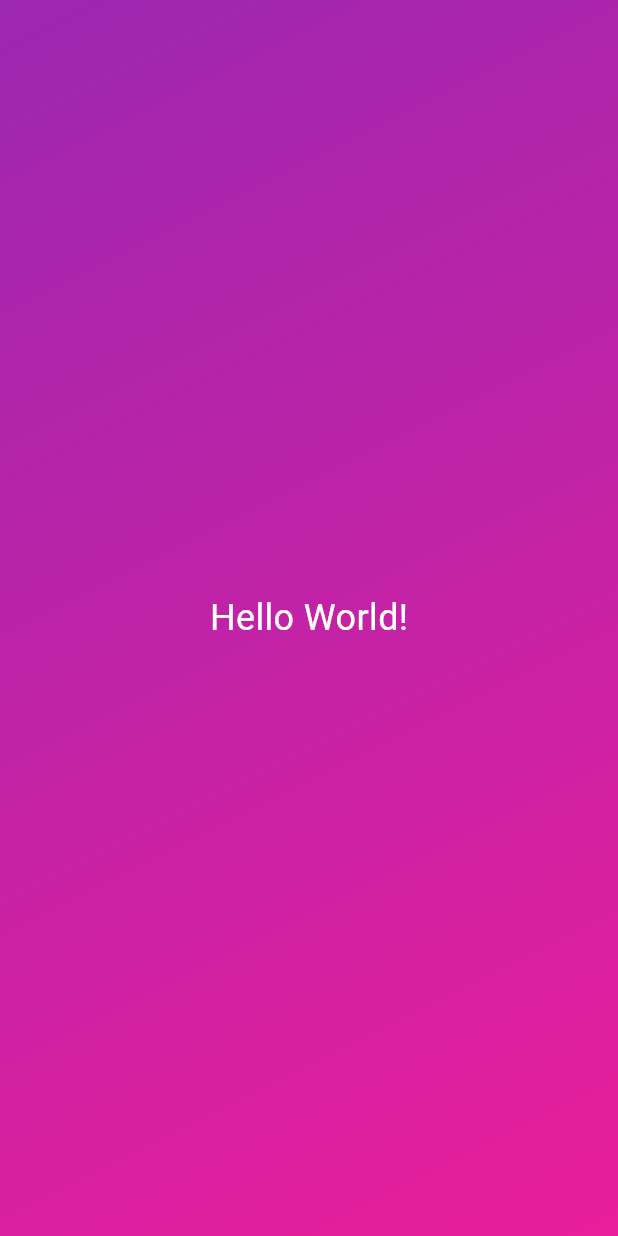
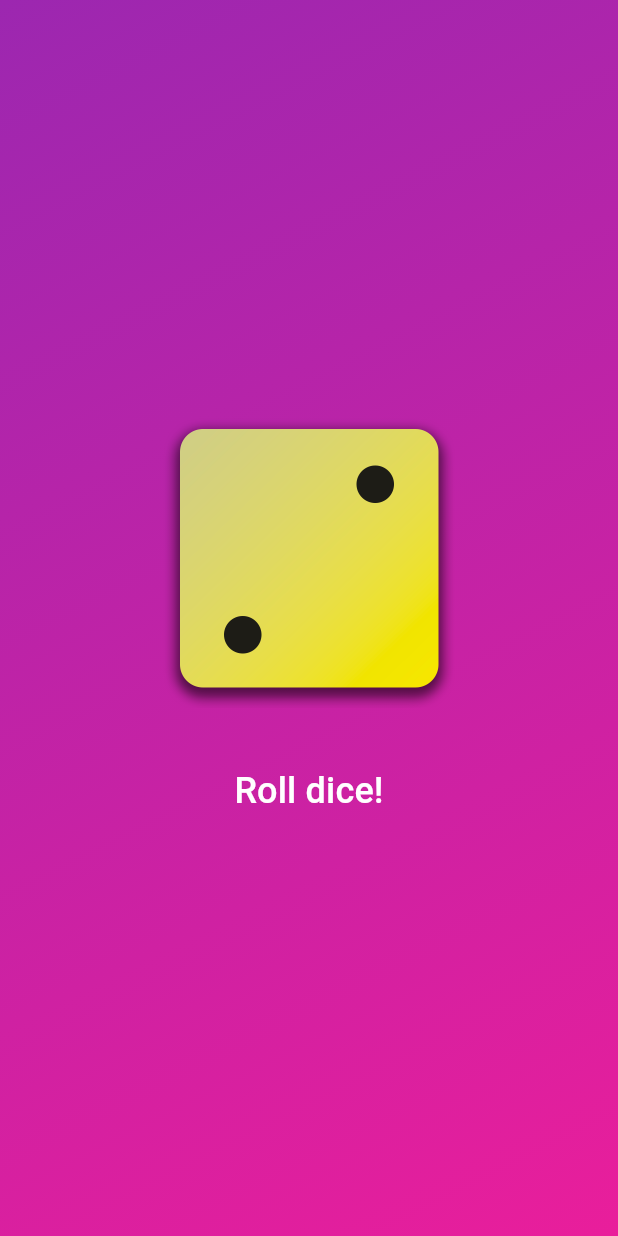
Before and after one commit to dmeher/flutter_roll_dice, a Flutter app: the screen it shows after launch, on a phone screen of 412 x 824 dp. Run offline on Flutter 3.47's test engine with Material 3 defaults, Android fonts, the phone set to English and light mode, and no system bars.

Commit message:
Added dice roll functionality

```diff
--- /dev/null
+++ b/lib/dice_roller.dart
@@ -0,0 +1,58 @@
+import 'package:flutter/material.dart';
+import 'dart:math';
+
+import 'package:roll_dice/styled_text.dart';
+
+final randomizer = Random();
+
+class DiceRoller extends StatefulWidget {
+  const DiceRoller({super.key});
+
+  @override
+  State<DiceRoller> createState() {
+    return _DiceRollerState();
+  }
+}
+
+class _DiceRollerState extends State<DiceRoller> {
+  int currentDiceImageNumber = 2;
+
+  void rollDice() {
+    var randomNumber = randomizer.nextInt(6) + 1;
+    while (randomNumber == currentDiceImageNumber) {
+      randomNumber = randomizer.nextInt(6) + 1;
+    }
+    setState(() {
+      // for (int i = 0; i < 10; i++) {
+      //   var tempRandomNumber = randomizer.nextInt(6) + 1;
+      //   Timer(const Duration(seconds: 2), () {
+      //     while (randomNumber == currentDiceImageNumber) {
+      //       randomNumber = randomizer.nextInt(6) + 1;
+      //     }
+      //     currentDiceImageNumber = randomNumber;
+      //   });
+      // }
+      currentDiceImageNumber = randomNumber;
+    });
+  }
+
+  @override
+  Widget build(BuildContext context) {
+    return Column(
+      mainAxisSize: MainAxisSize.min,
+      children: [
+        Image.asset(
+          'assets/images/dice-$currentDiceImageNumber.png',
+          width: 200,
+        ),
+        const SizedBox(
+          height: 30,
+        ),
+        TextButton(
+          onPressed: rollDice,
+          child: const StyledText('Roll dice!'),
+        )
+      ],
+    );
+  }
+}
--- /dev/null
+++ b/lib/gradient_container.dart
@@ -0,0 +1,31 @@
+import 'package:flutter/material.dart';
+import 'package:roll_dice/dice_roller.dart';
+
+const startAlignment = Alignment.topLeft;
+const endAlignment = Alignment.bottomRight;
+
+class GradientContainer extends StatelessWidget {
+  // const GradientContainer(this.colors, {super.key});
+  const GradientContainer({super.key, required this.colors});
+
+  // GradientContainer.purple({super.key}): colors = [Colors.deepPurple, Colors.purple];
+
+  final List<Color> colors;
+
+  @override
+  Widget build(BuildContext context) {
+    return Container(
+      decoration: BoxDecoration(
+        gradient: LinearGradient(
+            // colors: [Colors.purple, Color.fromARGB(255, 233, 30, 155)],
+            colors: colors,
+            begin: startAlignment,
+            end: endAlignment),
+      ),
+      child: const Center(
+        // child: StyledText('Hello World!'),
+        child: DiceRoller(),
+      ),
+    );
+  }
+}
--- a/lib/main.dart
+++ b/lib/main.dart
@@ -1,36 +1,21 @@
 import 'package:flutter/material.dart';
 
+import 'package:roll_dice/gradient_container.dart';
+
 void main() {
-  runApp(
-    const MaterialApp(
-      home: Scaffold(
-        backgroundColor: Colors.purple,
-        body: GradientContainer(),
-      ),
-    ),
-  );
+  runApp(const MyApp());
 }
 
-class GradientContainer extends StatelessWidget {
-  const GradientContainer({super.key});
+class MyApp extends StatelessWidget {
+  const MyApp({super.key});
 
   @override
   Widget build(BuildContext context) {
-    return Container(
-      decoration: const BoxDecoration(
-        gradient: LinearGradient(
-            colors: [Colors.purple, Color.fromARGB(255, 233, 30, 155)],
-            begin: Alignment.topLeft,
-            end: Alignment.bottomRight),
-      ),
-      child: const Center(
-        child: Text(
-          'Hello World!',
-          style: TextStyle(
-            color: Colors.white,
-            fontSize: 24,
-          ),
-        ),
+    return const MaterialApp(
+      home: Scaffold(
+        backgroundColor: Colors.purple,
+        body: GradientContainer(
+            colors: [Colors.purple, Color.fromARGB(255, 233, 30, 155)]),
       ),
     );
   }
--- /dev/null
+++ b/lib/styled_text.dart
@@ -0,0 +1,18 @@
+import 'package:flutter/material.dart';
+
+class StyledText extends StatelessWidget {
+  const StyledText(this.text, {super.key});
+
+  final String text;
+
+  @override
+  Widget build(BuildContext context) {
+    return Text(
+      text,
+      style: const TextStyle(
+        color: Colors.white,
+        fontSize: 24,
+      ),
+    );
+  }
+}
```
Also changed, not shown: pubspec.yaml (+7 -3 lines), assets/images/dice-1.png (added), assets/images/dice-2.png (added), assets/images/dice-3.png (added), assets/images/dice-4.png (added), assets/images/dice-5.png (added), assets/images/dice-6.png (added), lib/main_old.dart (renamed from lib/main-old.dart), 1 other file.
